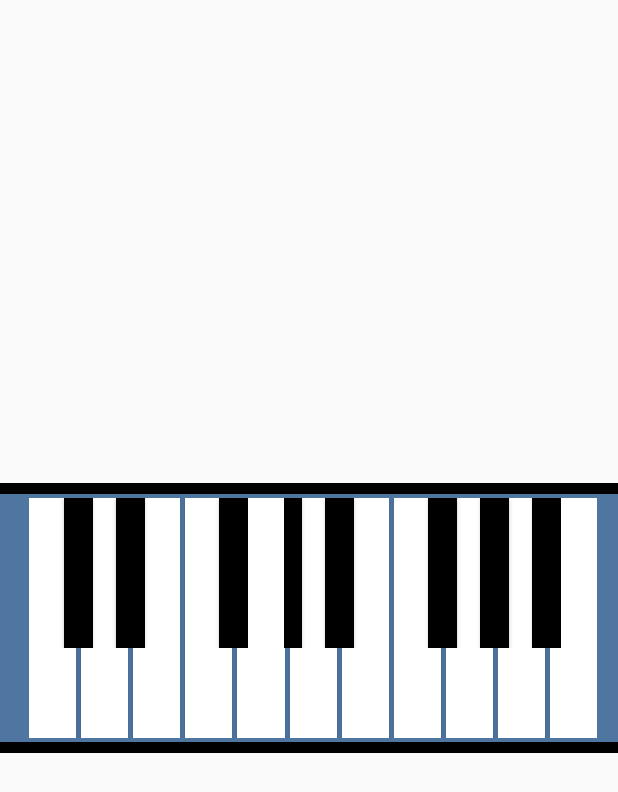
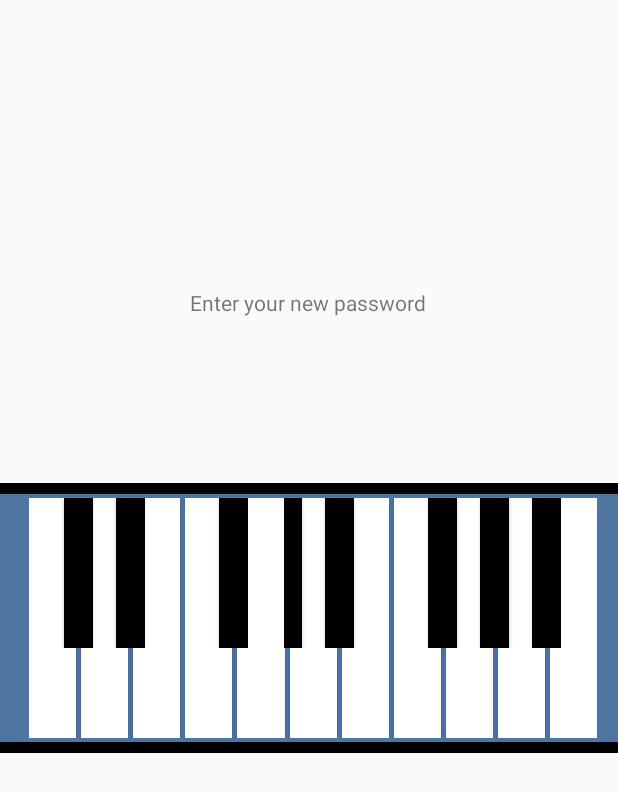
Before and after one commit to yiar/Jazzcode, an Android app: the layout activity_resetpw.xml on its own in the app's theme, with its tools: preview values and no code run, on a phone screen of 412 x 824 dp. Shown: the top 792 px of the screen. Run offline under Robolectric (Android 15) with nearby library versions, the phone set to English and light mode, and no system bars.

Commit message:
added activity, and some dummy code

```diff
--- a/JazzCode/app/src/main/AndroidManifest.xml
+++ b/JazzCode/app/src/main/AndroidManifest.xml
@@ -19,7 +19,8 @@
         </activity>
 
         <activity android:name="piano.activities.LogInActivity">
-
+        </activity>
+        <activity android:name="piano.activities.SetNewPwActivity">
         </activity>
 
     </application>
--- a/JazzCode/app/src/main/res/layout/activity_resetpw.xml
+++ b/JazzCode/app/src/main/res/layout/activity_resetpw.xml
@@ -396,4 +396,17 @@
         </RelativeLayout>
 
     </FrameLayout>
+
+    <TextView
+        android:id="@+id/resetPw"
+        android:layout_width="wrap_content"
+        android:layout_height="wrap_content"
+        android:layout_marginBottom="108dp"
+        android:text="Enter your new password"
+        app:layout_constraintBottom_toTopOf="@+id/imageViewKeysBacks"
+        app:layout_constraintEnd_toEndOf="parent"
+        app:layout_constraintHorizontal_bias="0.498"
+        app:layout_constraintStart_toStartOf="parent"
+        app:layout_constraintTop_toTopOf="parent"
+        app:layout_constraintVertical_bias="0.986" />
 </androidx.constraintlayout.widget.ConstraintLayout>
```
